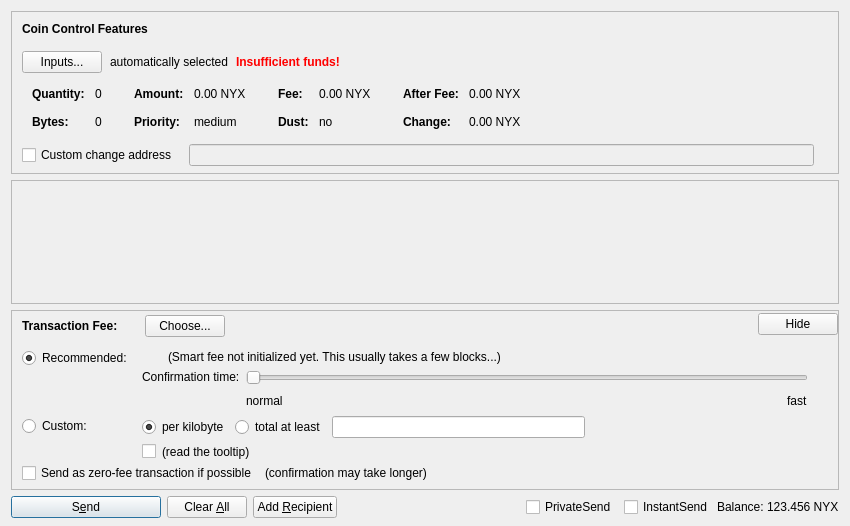
First picture: the form in src/qt/forms/sendcoinsdialog.ui, repository Cyprella/suc, before the edit.
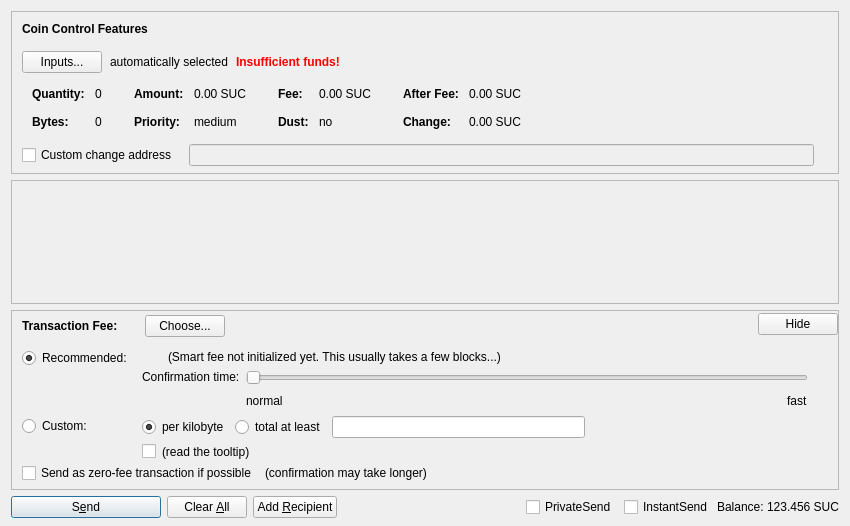
Second picture: the form after the edit. Custom widgets are drawn as their Qt base class.

Diff of the .ui file:
```diff
--- a/src/qt/forms/sendcoinsdialog.ui
+++ b/src/qt/forms/sendcoinsdialog.ui
@@ -324,7 +324,7 @@
                   <enum>Qt::ActionsContextMenu</enum>
                  </property>
                  <property name="text">
-                  <string notr="true">0.00 NYX</string>
+                  <string notr="true">0.00 SUC</string>
                  </property>
                  <property name="textInteractionFlags">
                   <set>Qt::LinksAccessibleByMouse|Qt::TextSelectableByKeyboard|Qt::TextSelectableByMouse</set>
@@ -404,7 +404,7 @@
                   <enum>Qt::ActionsContextMenu</enum>
                  </property>
                  <property name="text">
-                  <string notr="true">0.00 NYX</string>
+                  <string notr="true">0.00 SUC</string>
                  </property>
                  <property name="textInteractionFlags">
                   <set>Qt::LinksAccessibleByMouse|Qt::TextSelectableByKeyboard|Qt::TextSelectableByMouse</set>
@@ -484,7 +484,7 @@
                   <enum>Qt::ActionsContextMenu</enum>
                  </property>
                  <property name="text">
-                  <string notr="true">0.00 NYX</string>
+                  <string notr="true">0.00 SUC</string>
                  </property>
                  <property name="textInteractionFlags">
                   <set>Qt::LinksAccessibleByMouse|Qt::TextSelectableByKeyboard|Qt::TextSelectableByMouse</set>
@@ -513,7 +513,7 @@
                   <enum>Qt::ActionsContextMenu</enum>
                  </property>
                  <property name="text">
-                  <string notr="true">0.00 NYX</string>
+                  <string notr="true">0.00 SUC</string>
                  </property>
                  <property name="textInteractionFlags">
                   <set>Qt::LinksAccessibleByMouse|Qt::TextSelectableByKeyboard|Qt::TextSelectableByMouse</set>
@@ -1366,7 +1366,7 @@
           <cursorShape>IBeamCursor</cursorShape>
          </property>
          <property name="text">
-          <string notr="true">123.456 NYX</string>
+          <string notr="true">123.456 SUC</string>
          </property>
          <property name="textInteractionFlags">
           <set>Qt::LinksAccessibleByMouse|Qt::TextSelectableByKeyboard|Qt::TextSelectableByMouse</set>
```
Left out of the diff: 6 changed lines with no effect on the pictures.
